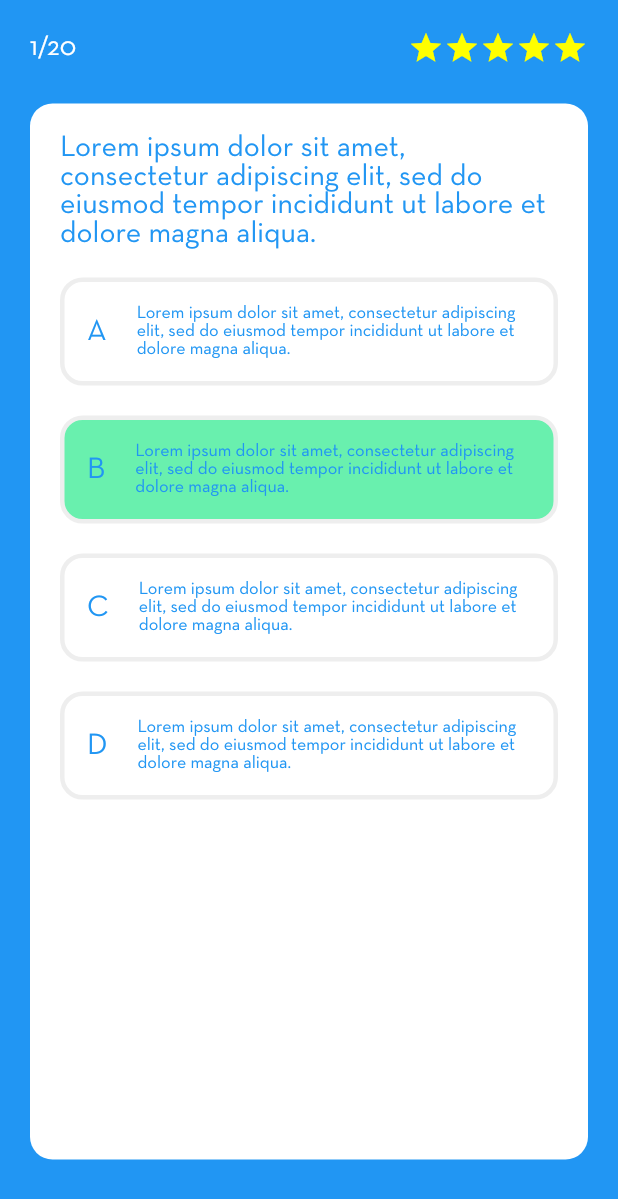
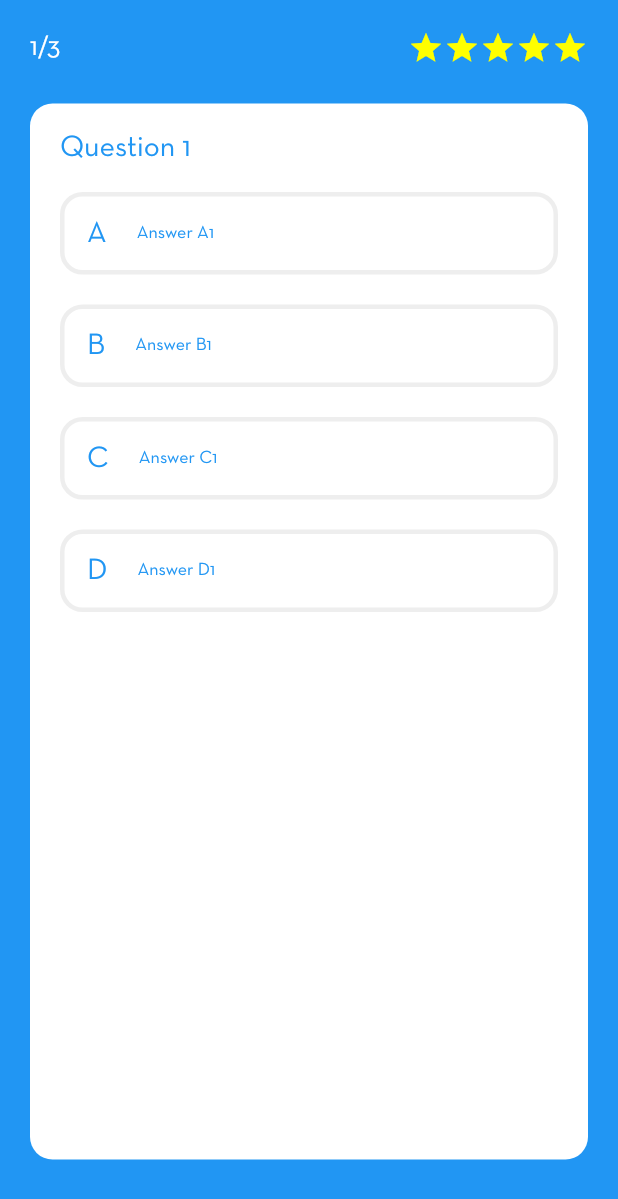
Before and after one commit to rizqyfitrianto1/KCG_E-LEARNING, a Flutter app: the Quiz screen opened directly, on a phone screen of 412 x 824 dp. Shown: the top 1199 px of the screen. Run offline on Flutter 3.47's test engine with Material 2 defaults, Android fonts, the phone set to English and light mode, and no system bars; missing offline and left inert: flutter_plugin_pdf_viewer.

Commit message:
update quiz & success

```diff
--- a/lib/src/ui/md_detail.dart
+++ b/lib/src/ui/md_detail.dart
@@ -1,6 +1,7 @@
 import 'package:flutter/material.dart';
 import 'package:kcg_elearning/src/model/menu.dart';
 import 'package:kcg_elearning/src/model/video.dart';
+import 'package:kcg_elearning/src/ui/materi_pdf.dart';
 import 'package:kcg_elearning/src/ui/quiz_level.dart';
 
 class DetailMD extends StatefulWidget {
@@ -204,7 +205,7 @@ class _DetailMDState extends State<DetailMD> {
   _menuFeatured(Menu menuList) {
     return InkWell(
       onTap: () {
-        print("TAP");
+        Navigator.push(context, MaterialPageRoute(builder: (context) => MateriPDF(menuList.title)));
         },
       child: Stack(
         children: <Widget>[
--- a/lib/src/ui/quiz.dart
+++ b/lib/src/ui/quiz.dart
@@ -1,4 +1,8 @@
+import 'dart:async';
+
 import 'package:flutter/material.dart';
+import 'package:flutter/services.dart';
+import 'package:kcg_elearning/src/ui/success_view.dart';
 
 class Quiz extends StatefulWidget {
   @override
@@ -6,8 +10,55 @@ class Quiz extends StatefulWidget {
 }
 
 class _QuizState extends State<Quiz> {
+  String lorem =
+      "Lorem ipsum dolor sit amet, consectetur adipiscing elit, sed do eiusmod tempor incididunt ut labore et dolore magna aliqua.";
+  int i = 0;
+
+  var _question = ['Question 1', 'Question 2', 'Question 3'];
+
+  var _answers = [
+    ['Answer A1', 'Answer B1', 'Answer C1', 'Answer D1'],
+    ['Answer A2', 'Answer B2', 'Answer C2', 'Answer D2'],
+    ['Answer A3', 'Answer B3', 'Answer C3', 'Answer D3'],
+  ];
+
+  Map<String, Color> btncolor = {
+    "A": Colors.white,
+    "B": Colors.white,
+    "C": Colors.white,
+    "D": Colors.white
+  };
+
+  void saveAnswer(String choice) {
+    print(choice);
+    setState(() {
+      btncolor[choice] = Colors.greenAccent;
+    });
+
+    Timer(Duration(seconds: 1), nextQuestion);
+  }
+
+  void nextQuestion() {
+    setState(() {
+      var lastIndex = _question.length - 1;
+      if (i < lastIndex) {
+        i++;
+      } else {
+        Navigator.pushReplacement(
+            context, MaterialPageRoute(builder: (context) => SuccessPage()));
+      }
+
+      btncolor["A"] = Colors.white;
+      btncolor["B"] = Colors.white;
+      btncolor["C"] = Colors.white;
+      btncolor["D"] = Colors.white;
+    });
+  }
+
   @override
   Widget build(BuildContext context) {
+    SystemChrome.setPreferredOrientations(
+        [DeviceOrientation.portraitDown, DeviceOrientation.portraitUp]);
     return Scaffold(
       backgroundColor: Colors.blue,
       body: SafeArea(
@@ -20,7 +71,7 @@ class _QuizState extends State<Quiz> {
                     mainAxisAlignment: MainAxisAlignment.spaceBetween,
                     children: <Widget>[
                       Text(
-                        "1/20",
+                        "${i + 1}/${_question.length}",
                         style: TextStyle(fontSize: 18.0, color: Colors.white),
                       ),
                       Row(
@@ -53,7 +104,7 @@ class _QuizState extends State<Quiz> {
                   SizedBox(height: 15.0),
                   Container(
                     margin: EdgeInsets.symmetric(vertical: 10.0),
-                    height: MediaQuery.of(context).size.height-120,
+                    height: MediaQuery.of(context).size.height - 120,
                     width: MediaQuery.of(context).size.width,
                     decoration: BoxDecoration(
                       color: Colors.white,
@@ -62,91 +113,18 @@ class _QuizState extends State<Quiz> {
                     padding: EdgeInsets.all(20.0),
                     child: Column(
                       children: <Widget>[
-                        Text(
-                          "Lorem ipsum dolor sit amet, consectetur adipiscing elit, sed do eiusmod tempor incididunt ut labore et dolore magna aliqua.",
-                          style: TextStyle(color: Colors.blue, fontSize: 20.0),
+                        Align(
+                          alignment: Alignment.centerLeft,
+                          child: Text(
+                            _question[i],
+                            style:
+                                TextStyle(color: Colors.blue, fontSize: 20.0),
+                          ),
                         ),
-                        SizedBox(height: 20.0),
-                        Container(
-                            padding: EdgeInsets.all(15.0),
-                            width: MediaQuery.of(context).size.width,
-                            decoration: BoxDecoration(
-                                borderRadius:BorderRadius.all(Radius.circular(15.0)),
-                                border: Border.all(
-                                  width:3.0,
-                                  color: Colors.grey[200]
-                                ),
-                                ),
-                            child: Row(
-                              mainAxisSize: MainAxisSize.max,
-                              children: <Widget>[
-                                Text("A", style: TextStyle(fontSize: 20.0, color: Colors.blue),),
-                                SizedBox(width: 20.0),
-                                Flexible(child: Text("Lorem ipsum dolor sit amet, consectetur adipiscing elit, sed do eiusmod tempor incididunt ut labore et dolore magna aliqua.", style: TextStyle(fontSize: 12.0, color: Colors.blue),)),
-                              ],
-                            ),
-                            ),
-                            SizedBox(height:20.0),
-                                                    Container(
-                            padding: EdgeInsets.all(15.0),
-                            width: MediaQuery.of(context).size.width,
-                            decoration: BoxDecoration(
-                                borderRadius:BorderRadius.all(Radius.circular(15.0)),
-                                border: Border.all(
-                                  width:3.0,
-                                  color: Colors.grey[200]
-                                ),
-                                color: Colors.greenAccent
-                                ),
-                            child: Row(
-                              mainAxisSize: MainAxisSize.max,
-                              children: <Widget>[
-                                Text("B", style: TextStyle(fontSize: 20.0, color: Colors.blue),),
-                                SizedBox(width: 20.0),
-                                Flexible(child: Text("Lorem ipsum dolor sit amet, consectetur adipiscing elit, sed do eiusmod tempor incididunt ut labore et dolore magna aliqua.", style: TextStyle(fontSize: 12.0, color: Colors.blue),)),
-                              ],
-                            ),
-                            ),
-                            SizedBox(height: 20.0),
-                                                    Container(
-                            padding: EdgeInsets.all(15.0),
-                            width: MediaQuery.of(context).size.width,
-                            decoration: BoxDecoration(
-                                borderRadius:BorderRadius.all(Radius.circular(15.0)),
-                                border: Border.all(
-                                  width:3.0,
-                                  color: Colors.grey[200]
-                                ),
-                                ),
-                            child: Row(
-                              mainAxisSize: MainAxisSize.max,
-                              children: <Widget>[
-                                Text("C", style: TextStyle(fontSize: 20.0, color: Colors.blue),),
-                                SizedBox(width: 20.0),
-                                Flexible(child: Text("Lorem ipsum dolor sit amet, consectetur adipiscing elit, sed do eiusmod tempor incididunt ut labore et dolore magna aliqua.", style: TextStyle(fontSize: 12.0, color: Colors.blue),)),
-                              ],
-                            ),
-                            ),
-                            SizedBox(height: 20.0),
-                                                    Container(
-                            padding: EdgeInsets.all(15.0),
-                            width: MediaQuery.of(context).size.width,
-                            decoration: BoxDecoration(
-                                borderRadius:BorderRadius.all(Radius.circular(15.0)),
-                                border: Border.all(
-                                  width:3.0,
-                                  color: Colors.grey[200]
-                                ),
-                                ),
-                            child: Row(
-                              mainAxisSize: MainAxisSize.max,
-                              children: <Widget>[
-                                Text("D", style: TextStyle(fontSize: 20.0, color: Colors.blue),),
-                                SizedBox(width: 20.0),
-                                Flexible(child: Text("Lorem ipsum dolor sit amet, consectetur adipiscing elit, sed do eiusmod tempor incididunt ut labore et dolore magna aliqua.", style: TextStyle(fontSize: 12.0, color: Colors.blue),)),
-                              ],
-                            ),
-                            ),
+                        choiceButton("A", _answers[i][0]),
+                        choiceButton("B", _answers[i][1]),
+                        choiceButton("C", _answers[i][2]),
+                        choiceButton("D", _answers[i][3]),
                       ],
                     ),
                   )
@@ -156,4 +134,43 @@ class _QuizState extends State<Quiz> {
       ),
     );
   }
+
+  Widget choiceButton(String choice, lorem) {
+    return InkWell(
+      onTap: () {
+        saveAnswer(choice);
+      },
+      child: Container(
+        margin: EdgeInsets.only(top: 20.0),
+        padding: EdgeInsets.all(15.0),
+        width: MediaQuery.of(context).size.width,
+        decoration: BoxDecoration(
+          borderRadius: BorderRadius.all(Radius.circular(15.0)),
+          border: Border.all(width: 3.0, color: Colors.grey[200]),
+          color: btncolor[choice],
+        ),
+        child: Row(
+          mainAxisSize: MainAxisSize.max,
+          children: <Widget>[
+            Text(
+              choice,
+              style: TextStyle(fontSize: 20.0, color: Colors.blue),
+            ),
+            SizedBox(width: 20.0),
+            Flexible(
+                child: Text(
+              lorem,
+              style: TextStyle(fontSize: 12.0, color: Colors.blue),
+            )),
+          ],
+        ),
+      ),
+    );
+  }
 }
+
+class Question {
+  String question;
+  List<Question> choice;
+  Question(this.question, [this.choice = const <Question>[]]);
+}
--- a/lib/src/ui/quiz_level.dart
+++ b/lib/src/ui/quiz_level.dart
@@ -1,6 +1,7 @@
 import 'package:flutter/material.dart';
 import 'package:kcg_elearning/src/model/video.dart';
 import 'package:kcg_elearning/src/model/video_level.dart';
+import 'package:kcg_elearning/src/ui/quiz.dart';
 
 class QuizLevel extends StatefulWidget {
   @override
@@ -115,7 +116,7 @@ class _QuizLevelState extends State<QuizLevel> {
   Widget _videoFeatured(VideoLevel videoLevelList) {
     return InkWell(
       onTap: () {
-        print(videoLevelList.title);
+        Navigator.push(context, MaterialPageRoute(builder: (context) => Quiz()));
       },
       child: Container(
         margin: EdgeInsets.only(top: 10.0, left: 20.0),
--- a/pubspec.yaml
+++ b/pubspec.yaml
@@ -23,6 +23,7 @@ dependencies:
   # The following adds the Cupertino Icons font to your application.
   # Use with the CupertinoIcons class for iOS style icons.
   cupertino_icons: ^0.1.2
+  flutter_plugin_pdf_viewer: ^1.0.7
 
 dev_dependencies:
   flutter_test:
```
Also changed, not shown: lib/src/ui/materi_pdf.dart (added, +39 -0 lines), lib/src/ui/nav_something.dart (+0 -16 lines), lib/src/ui/success_view.dart (+17 -11 lines), pubspec.lock, 1 other file.
